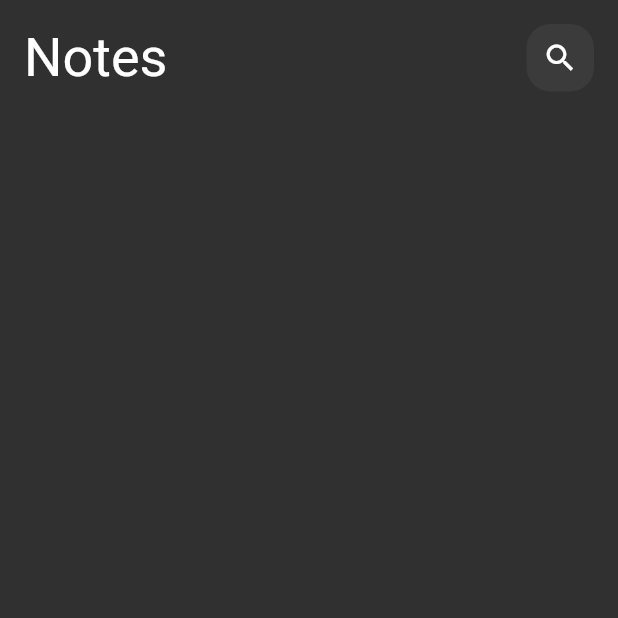
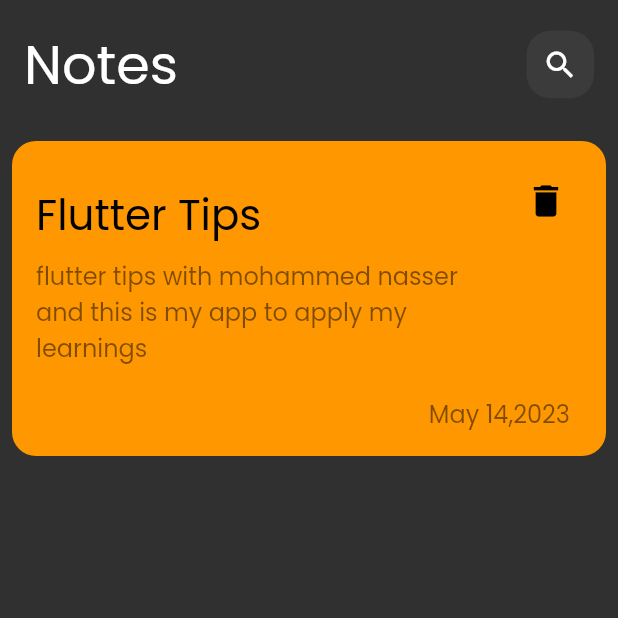
Before and after one commit to MoNasser155/notes_app, a Flutter app: the screen it shows after launch, on a phone screen of 412 x 824 dp, the top half of it. Run offline on Flutter 3.47's test engine with Material 2 defaults, Android fonts, the phone set to English and light mode, and no system bars.

```diff
--- a/lib/main.dart
+++ b/lib/main.dart
@@ -4,14 +4,16 @@ import 'package:noteapp/views/Notes_view.dart';
 void main() {
   runApp(const NotesApp());
 }
+
 class NotesApp extends StatelessWidget {
   const NotesApp({super.key});
 
   @override
   Widget build(BuildContext context) {
-    return  MaterialApp(
+    return MaterialApp(
       theme: ThemeData(
-        brightness: Brightness.dark
+        fontFamily: 'Poppins',
+        brightness: Brightness.dark,
       ),
       home: const Notesview(),
     );
--- a/lib/views/widget/Notes_view_body.dart
+++ b/lib/views/widget/Notes_view_body.dart
@@ -1,5 +1,7 @@
 import 'package:flutter/material.dart';
 import 'package:noteapp/views/widget/custom_appbar.dart';
+
+import 'custom_note_item.dart';
 
 class NotesViewBody extends StatelessWidget {
   const NotesViewBody({
@@ -13,9 +15,10 @@ class NotesViewBody extends StatelessWidget {
         Padding(
           padding: EdgeInsets.all(16.0),
           child: SafeArea(
-            child:CustomAppbar()
+            child: CustomAppbar(),
           ),
         ),
+        NoteItem()
       ],
     );
   }
--- /dev/null
+++ b/lib/views/widget/custom_note_item.dart
@@ -0,0 +1,65 @@
+import 'package:flutter/material.dart';
+
+class NoteItem extends StatelessWidget {
+  const NoteItem({super.key});
+
+  @override
+  Widget build(BuildContext context) {
+    return Padding(
+      padding: const EdgeInsets.all(8.0),
+      child: Container(
+        decoration: BoxDecoration(
+            color: Colors.orange, borderRadius: BorderRadius.circular(16)),
+        child: Column(
+          crossAxisAlignment: CrossAxisAlignment.end,
+          children: [
+            ListTile(
+              trailing: IconButton(
+                onPressed: () {},
+                icon: const Icon(Icons.delete),
+                color: Colors.black,
+                iconSize: 28,
+              ),
+              title: const Padding(
+                padding: EdgeInsets.only(
+                  top: 24,
+                  bottom: 8,
+                ),
+                child: Text(
+                  'Flutter Tips',
+                  style: TextStyle(
+                    fontSize: 28,
+                    color: Colors.black,
+                  ),
+                ),
+              ),
+              subtitle: Padding(
+                padding: const EdgeInsets.only(bottom: 16),
+                child: Text(
+                  'flutter tips with mohammed nasser and this is my app to apply my learnings ',
+                  style: TextStyle(
+                    fontSize: 16,
+                    color: Colors.black.withOpacity(0.5),
+                  ),
+                ),
+              ),
+            ),
+            Padding(
+              padding: const EdgeInsets.only(
+                bottom: 16,
+                right: 24,
+              ),
+              child: Text(
+                'May 14,2023',
+                style: TextStyle(
+                  fontSize: 16,
+                  color: Colors.black.withOpacity(0.5),
+                ),
+              ),
+            )
+          ],
+        ),
+      ),
+    );
+  }
+}
```
Also changed, not shown: pubspec.yaml (+5 -6 lines), assets/fonts/Poppins-Regular.ttf (added).
